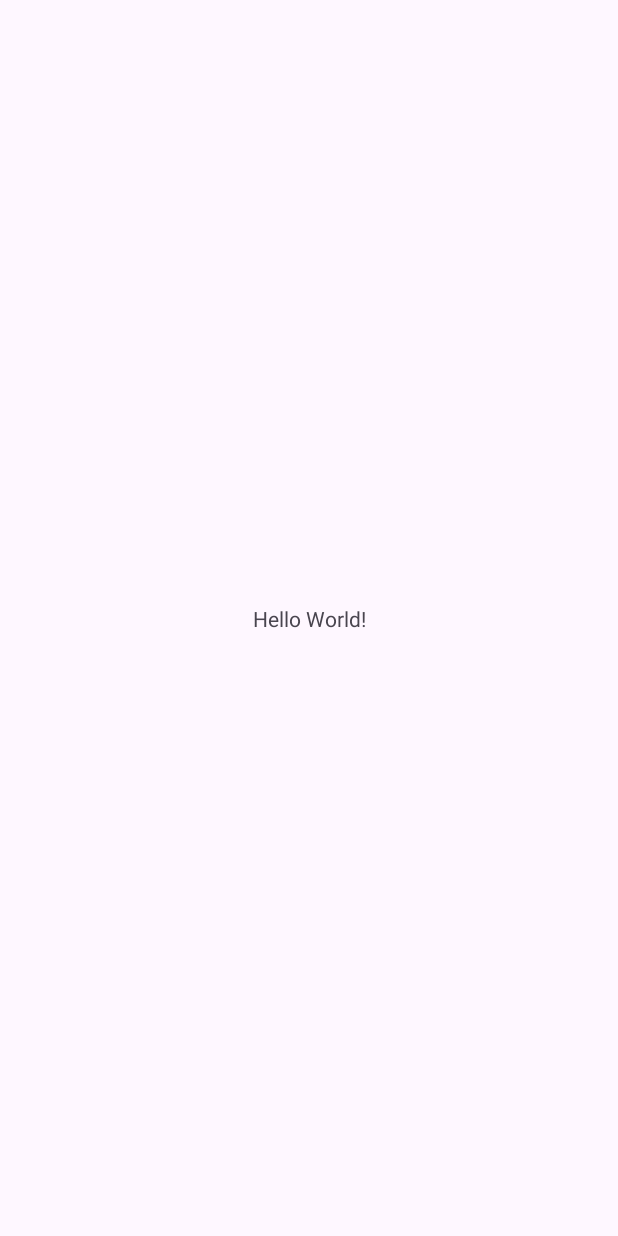
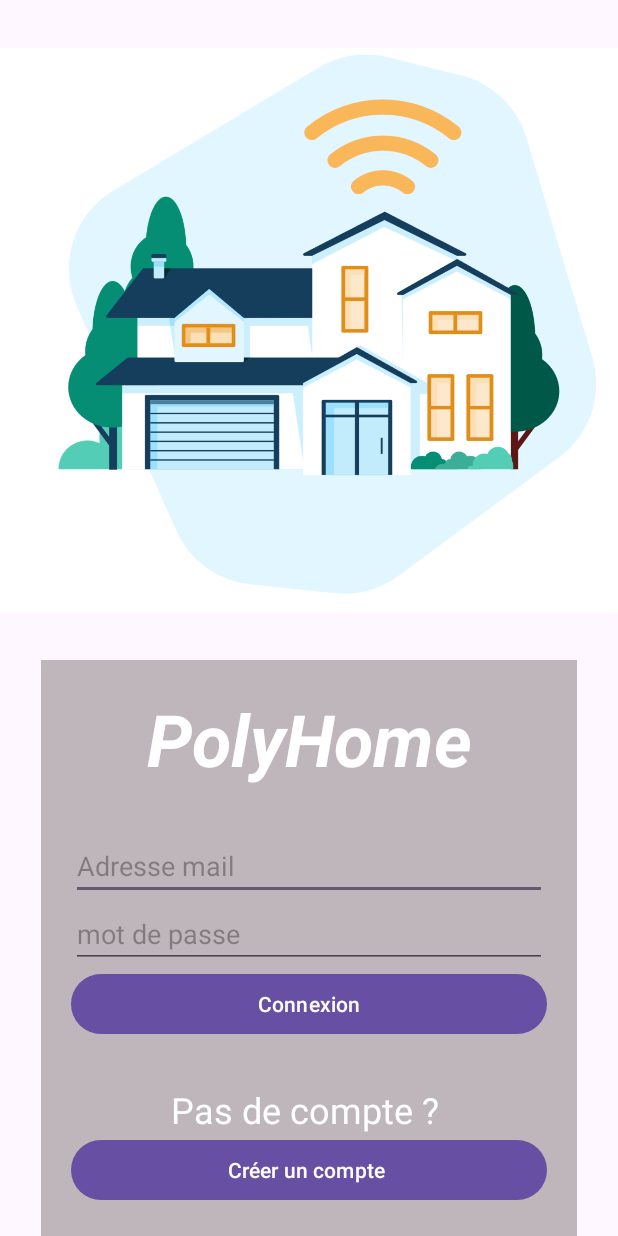
Before and after one commit to HelleEvan/PolyHome_Android_Helle_Evan_IOT, an Android app: the screen it shows after launch (MainActivity before the commit, LoginActivity after it), on a phone screen of 412 x 824 dp. Before the commit the screen is almost empty. Run offline under Robolectric (Android 15) with nearby library versions, the phone set to English and light mode, and no system bars.

Commit message:
XML login

```diff
--- a/app/src/main/AndroidManifest.xml
+++ b/app/src/main/AndroidManifest.xml
@@ -13,7 +13,7 @@
         android:theme="@style/Theme.PolyHome"
         tools:targetApi="31">
         <activity
-            android:name=".MainActivity"
+            android:name=".LoginActivity"
             android:exported="true">
             <intent-filter>
                 <action android:name="android.intent.action.MAIN" />
--- a/app/src/main/java/com/evan/polyhome/MainActivity.kt
+++ b/app/src/main/java/com/evan/polyhome/loginActivity.kt
@@ -6,11 +6,11 @@ import androidx.appcompat.app.AppCompatActivity
 import androidx.core.view.ViewCompat
 import androidx.core.view.WindowInsetsCompat
 
-class MainActivity : AppCompatActivity() {
+class LoginActivity : AppCompatActivity() {
     override fun onCreate(savedInstanceState: Bundle?) {
         super.onCreate(savedInstanceState)
         enableEdgeToEdge()
-        setContentView(R.layout.activity_main)
+        setContentView(R.layout.activity_login)
         ViewCompat.setOnApplyWindowInsetsListener(findViewById(R.id.main)) { v, insets ->
             val systemBars = insets.getInsets(WindowInsetsCompat.Type.systemBars())
             v.setPadding(systemBars.left, systemBars.top, systemBars.right, systemBars.bottom)
--- /dev/null
+++ b/app/src/main/res/layout/activity_login.xml
@@ -0,0 +1,80 @@
+<?xml version="1.0" encoding="utf-8"?>
+<androidx.constraintlayout.widget.ConstraintLayout xmlns:android="http://schemas.android.com/apk/res/android"
+    xmlns:app="http://schemas.android.com/apk/res-auto"
+    xmlns:tools="http://schemas.android.com/tools"
+    android:id="@+id/main"
+    android:layout_width="match_parent"
+    android:layout_height="match_parent"
+    tools:context=".LoginActivity">
+
+    <ImageView
+        android:id="@+id/imageView"
+        android:layout_width="wrap_content"
+        android:layout_height="wrap_content"
+        android:src="@drawable/maison"
+        app:layout_constraintBottom_toTopOf="@+id/linearLayout"
+        app:layout_constraintTop_toTopOf="parent" />
+
+    <LinearLayout
+        android:id="@+id/linearLayout"
+        android:layout_width="wrap_content"
+        android:layout_height="wrap_content"
+        android:background="#62564E4E"
+        android:orientation="vertical"
+        android:padding="20dp"
+        app:layout_constraintBottom_toBottomOf="parent"
+        app:layout_constraintEnd_toEndOf="parent"
+        app:layout_constraintStart_toStartOf="parent">
+
+        <TextView
+            android:id="@+id/textView"
+            android:layout_width="317dp"
+            android:layout_height="wrap_content"
+            android:paddingBottom="30dp"
+            android:text="PolyHome"
+            android:textAlignment="center"
+            android:textAppearance="@style/TextAppearance.AppCompat.Large"
+            android:textColor="#FFFFFF"
+            android:textSize="48dp"
+            android:textStyle="bold|italic" />
+
+        <EditText
+            android:id="@+id/editTextTextEmail"
+            android:layout_width="match_parent"
+            android:layout_height="wrap_content"
+            android:ems="10"
+            android:hint="Adresse mail"
+            android:inputType="textEmailAddress" />
+
+        <EditText
+            android:id="@+id/editTextTextPassword"
+            android:layout_width="match_parent"
+            android:layout_height="wrap_content"
+            android:ems="10"
+            android:hint="mot de passe"
+            android:inputType="textPassword" />
+
+        <Button
+            android:id="@+id/buttonLogin"
+            android:layout_width="match_parent"
+            android:layout_height="wrap_content"
+            android:text="Connexion" />
+
+        <TextView
+            android:id="@+id/textView2"
+            android:layout_width="match_parent"
+            android:layout_height="wrap_content"
+            android:paddingTop="30dp"
+            android:text="Pas de compte ? "
+            android:textAlignment="center"
+            android:textColor="#FFFFFF"
+            android:textSize="24sp" />
+
+        <Button
+            android:id="@+id/buttonRegister"
+            android:layout_width="match_parent"
+            android:layout_height="wrap_content"
+            android:text="Créer un compte " />
+    </LinearLayout>
+
+</androidx.constraintlayout.widget.ConstraintLayout>
--- a/app/src/main/res/layout/activity_main.xml
+++ /dev/null
@@ -1,19 +0,0 @@
-<?xml version="1.0" encoding="utf-8"?>
-<androidx.constraintlayout.widget.ConstraintLayout xmlns:android="http://schemas.android.com/apk/res/android"
-    xmlns:app="http://schemas.android.com/apk/res-auto"
-    xmlns:tools="http://schemas.android.com/tools"
-    android:id="@+id/main"
-    android:layout_width="match_parent"
-    android:layout_height="match_parent"
-    tools:context=".MainActivity">
-
-    <TextView
-        android:layout_width="wrap_content"
-        android:layout_height="wrap_content"
-        android:text="Hello World!"
-        app:layout_constraintBottom_toBottomOf="parent"
-        app:layout_constraintEnd_toEndOf="parent"
-        app:layout_constraintStart_toStartOf="parent"
-        app:layout_constraintTop_toTopOf="parent" />
-
-</androidx.constraintlayout.widget.ConstraintLayout>
--- a/app/src/main/res/values/strings.xml
+++ b/app/src/main/res/values/strings.xml
@@ -1,3 +1,3 @@
 <resources>
-    <string name="app_name">PolyHome</string>
+    <string name="app_name">polyHome</string>
 </resources>
--- a/settings.gradle.kts
+++ b/settings.gradle.kts
@@ -19,5 +19,5 @@ dependencyResolutionManagement {
     }
 }
 
-rootProject.name = "PolyHome"
+rootProject.name = "polyHome"
 include(":app")
```
Also changed, not shown: app/src/main/res/drawable/maison.png (added), gradle/wrapper/gradle-wrapper.properties, 1 other file.
